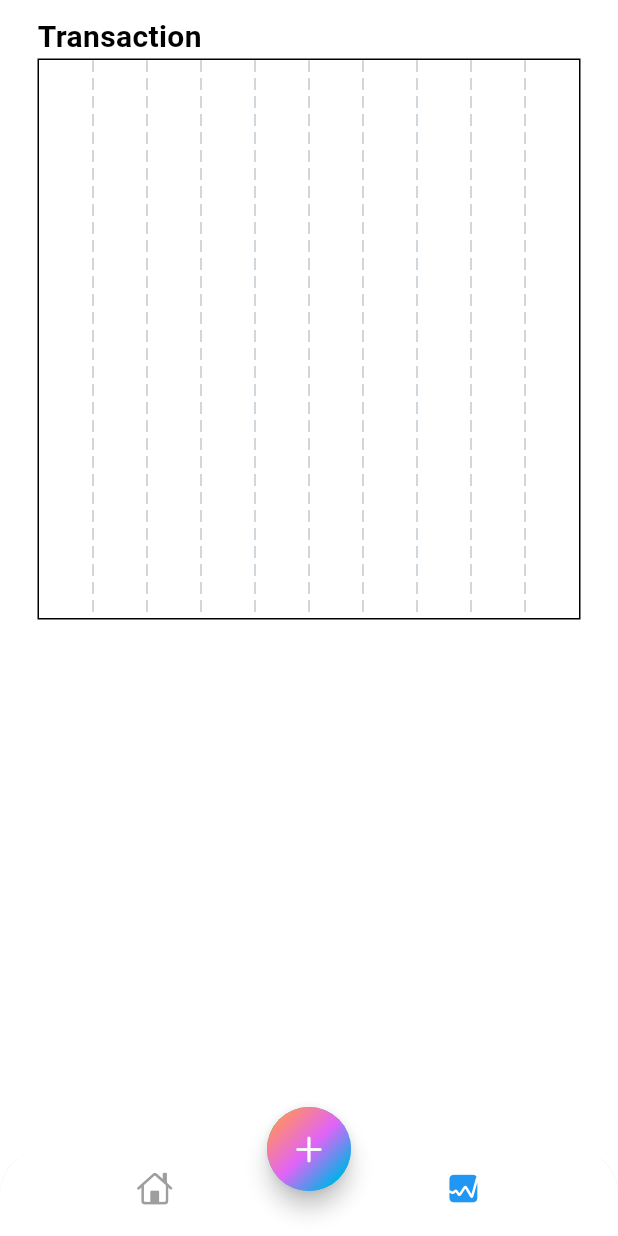
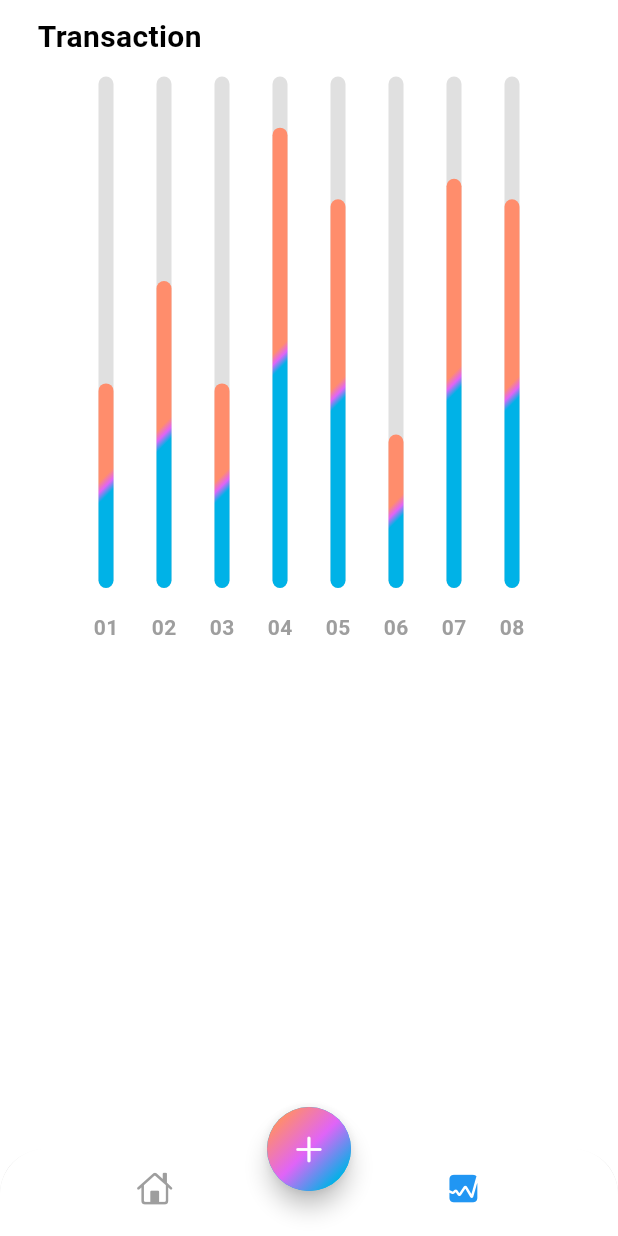
Before and after one commit to Yeasin00p/expense_tracker, a Flutter app: the screen it shows after launch, item 2 of the bottom bar chosen, on a phone screen of 412 x 824 dp. Run offline on Flutter 3.47's test engine with Material 3 defaults, Android fonts, the phone set to English and light mode, and no system bars; drawn by our look-alikes of fl_chart; our stand-ins replace font_awesome_flutter.

Commit message:
ui complete

```diff
--- a/lib/screen/stats/chart.dart
+++ b/lib/screen/stats/chart.dart
@@ -1,3 +1,5 @@
+import 'dart:math';
+
 import 'package:fl_chart/fl_chart.dart';
 import 'package:flutter/material.dart';
 
@@ -16,6 +18,56 @@ class _MyChartState extends State<MyChart> {
     );
   }
 
+  BarChartGroupData makeGroupData(int x, double y) {
+    return BarChartGroupData(
+      x: x,
+      barRods: [
+        BarChartRodData(
+          toY: y,
+          width: 10,
+          gradient: LinearGradient(
+            colors: [
+              Theme.of(context).colorScheme.tertiary,
+              Theme.of(context).colorScheme.secondary,
+              Theme.of(context).colorScheme.primary,
+            ],
+            transform: const GradientRotation(pi / 4),
+          ),
+          backDrawRodData: BackgroundBarChartRodData(
+            show: true,
+            toY: 5,
+            color: Colors.grey.shade300,
+          ),
+        ),
+      ],
+    );
+  }
+
+  List<BarChartGroupData> showingGroups() => List.generate(
+        8,
+        (index) {
+          switch (index) {
+            case 0:
+              return makeGroupData(0, 2);
+            case 1:
+              return makeGroupData(1, 3);
+            case 2:
+              return makeGroupData(2, 2);
+            case 3:
+              return makeGroupData(3, 4.5);
+            case 4:
+              return makeGroupData(4, 3.8);
+            case 5:
+              return makeGroupData(5, 1.5);
+            case 6:
+              return makeGroupData(6, 4);
+            case 7:
+              return makeGroupData(7, 3.8);
+            default:
+              return throw Error();
+          }
+        },
+      );
   BarChartData mainBarChart() {
     return BarChartData(
       titlesData: FlTitlesData(
@@ -25,9 +77,11 @@ class _MyChartState extends State<MyChart> {
             showTitles: false,
           ),
         ),
-        leftTitles: const AxisTitles(
+        leftTitles: AxisTitles(
           sideTitles: SideTitles(
             showTitles: false,
+            reservedSize: 38,
+            getTitlesWidget: leftTiles,
           ),
         ),
         topTitles: const AxisTitles(
@@ -43,6 +97,13 @@ class _MyChartState extends State<MyChart> {
           ),
         ),
       ),
+      borderData: FlBorderData(
+        show: false,
+      ),
+      gridData: const FlGridData(
+        show: false,
+      ),
+      barGroups: showingGroups(),
     );
   }
 
@@ -89,16 +150,16 @@ class _MyChartState extends State<MyChart> {
   Widget leftTiles(double value, TitleMeta meta) {
     const style = TextStyle(
         color: Colors.grey, fontWeight: FontWeight.bold, fontSize: 14);
-    String text = '';
+    String text;
     if (value == 0) {
       text = 'BDT 2k';
-    } else if (value == 1) {
+    } else if (value == 2) {
       text = 'BDT 3k';
-    } else if (value == 2) {
+    } else if (value == 3) {
       text = 'BDT 4k';
-    } else if (value == 3) {
+    } else if (value == 4) {
       text = 'BDT 5k';
-    } else if (value == 4) {
+    } else if (value == 5) {
       text = 'BDT 6k';
     } else {
       return Container();
--- a/lib/screen/stats/stats.dart
+++ b/lib/screen/stats/stats.dart
@@ -15,7 +15,7 @@ class StatsScreen extends StatelessWidget {
         child: Column(
           crossAxisAlignment: CrossAxisAlignment.start,
           children: [
-            Text(
+            const Text(
               'Transaction',
               style: TextStyle(
                 fontSize: 20,
@@ -28,6 +28,11 @@ class StatsScreen extends StatelessWidget {
             Container(
               width: MediaQuery.of(context).size.width,
               height: MediaQuery.of(context).size.width,
+              decoration: BoxDecoration(
+                color: Colors.white,
+                borderRadius: BorderRadius.circular(12),
+              ),
+              padding: const EdgeInsets.fromLTRB(12, 12, 12, 21),
               child: MyChart(),
             ),
           ],
```
